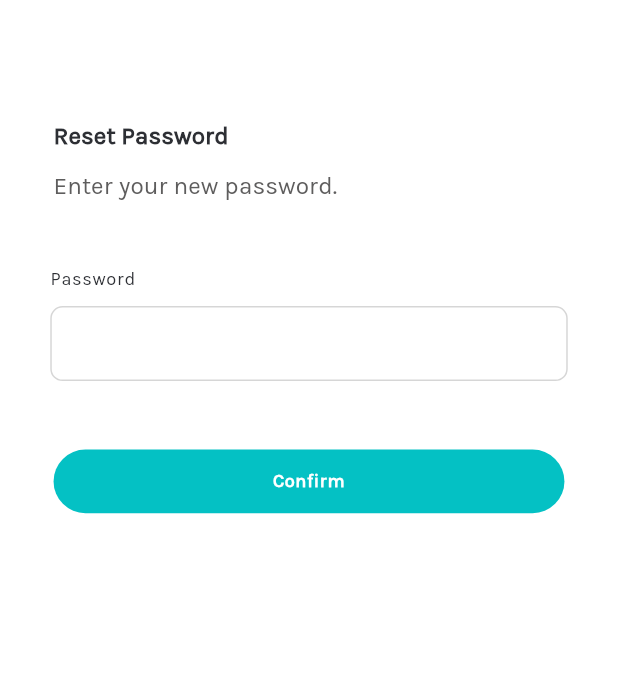
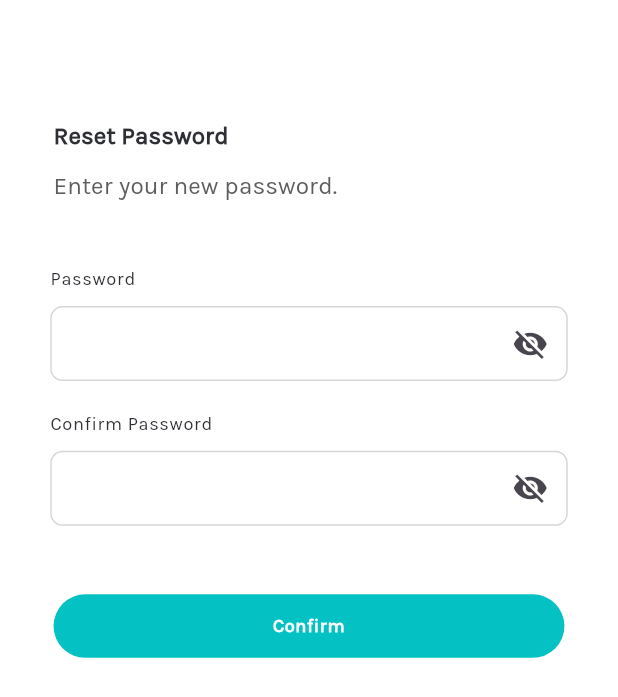
Before and after one commit to JesseZeph/flymedia, a Flutter app: the ResetPassword screen opened directly, on a phone screen of 412 x 824 dp. Shown: the top 697 px of the screen. Run offline on Flutter 3.47's test engine with Material 3 defaults, Android fonts, the phone set to English and light mode, and no system bars; drawn by our look-alikes of loading_overlay; our stand-ins replace cloud_firestore, easy_refresh, file_picker, firebase_auth, firebase_core, firebase_storage and 21 more; missing offline and left inert: background_downloader, dart_jsonwebtoken, flutter_tawk; accounts and stored records are empty; project files that could hold a hidden picture were left out.

Commit message:
bug fixes

```diff
--- a/lib/services/helpers/forgot_password_helper.dart
+++ b/lib/services/helpers/forgot_password_helper.dart
@@ -104,7 +104,7 @@ class ForgotPasswordHelper extends ChangeNotifier {
 
         await prefs.setString('token', decodedResponse['userToken']);
         await prefs.setString('userId', decodedResponse['_id']);
-        await prefs.setString('uid', decodedResponse['uid']);
+        // await prefs.setString('uid', decodedResponse['uid']);
         await prefs.setString('profile', decodedResponse['profile']);
         await prefs.setString('fullname', decodedResponse['fullname']);
         await prefs.setInt('selectedContainer', container);
--- a/lib/src/authentication/clientAuth/sign_up/signup.dart
+++ b/lib/src/authentication/clientAuth/sign_up/signup.dart
@@ -28,6 +28,8 @@ class _SignUpState extends State<SignUp> {
   final fullname = TextEditingController();
   final email = TextEditingController();
   final password = TextEditingController();
+  final confirmPassword = TextEditingController();
+
   bool agreedToTerms = false;
 
   @override
@@ -82,6 +84,13 @@ class _SignUpState extends State<SignUp> {
           password: password,
         ),
         SizedBox(
+          height: 25.h,
+        ),
+        PasswordField(
+          text: 'Confirm Password',
+          password: confirmPassword,
+        ),
+        SizedBox(
           height: 40.h,
         ),
         Padding(
@@ -94,6 +103,10 @@ class _SignUpState extends State<SignUp> {
           height: 15.h,
         ),
         SignUpButton(onTap: () async {
+          if (password.text != confirmPassword.text) {
+            context.showError('Passwords do not match.');
+            return;
+          }
           if (fullname.text.isEmpty ||
               email.text.isEmpty ||
               password.text.isEmpty) {
--- a/lib/src/authentication/components/text_input_field.dart
+++ b/lib/src/authentication/components/text_input_field.dart
@@ -7,11 +7,12 @@ class TextInputField extends StatelessWidget {
   final String hintText;
   final void Function(String value) onChanged;
   final String? errorText;
-  final bool obscureText;
+  final bool? obscureText;
   final TextEditingController? controller;
   final TextInputType? inputType;
   final String? Function(String?)? validator;
   final double? width;
+  final Widget? suffixIcon;
 
   const TextInputField({
     super.key,
@@ -19,10 +20,11 @@ class TextInputField extends StatelessWidget {
     required this.onChanged,
     this.errorText,
     this.controller,
-    this.obscureText = false,
+    this.obscureText,
     this.validator,
     this.inputType,
     this.width,
+    this.suffixIcon,
   });
 
   @override
@@ -33,7 +35,7 @@ class TextInputField extends StatelessWidget {
       children: [
         Container(
           width: width ?? 325.w,
-          padding: EdgeInsets.symmetric(horizontal: 10.w),
+          padding: EdgeInsets.only(left: 10.w),
           decoration: BoxDecoration(
               border: Border.all(
                   width: 1,
@@ -41,11 +43,12 @@ class TextInputField extends StatelessWidget {
               borderRadius: BorderRadius.circular(8.r)),
           child: TextFormField(
             onChanged: onChanged,
-            obscureText: obscureText,
+            obscureText: obscureText ?? false,
             controller: controller,
             decoration: InputDecoration(
                 border: InputBorder.none,
                 hintText: hintText,
+                suffixIcon: suffixIcon,
                 hintStyle: Theme.of(context).textTheme.bodySmall?.copyWith(
                     fontSize: 14.sp,
                     color: AppColors.lightHintTextColor.withOpacity(0.5),
--- a/lib/src/authentication/forgotpassword/screens/reset_password.dart
+++ b/lib/src/authentication/forgotpassword/screens/reset_password.dart
@@ -1,5 +1,6 @@
 import 'package:flutter/material.dart';
 import 'package:flutter_screenutil/flutter_screenutil.dart';
+import 'package:flymedia_app/providers/login_provider.dart';
 import 'package:flymedia_app/services/helpers/forgot_password_helper.dart';
 import 'package:flymedia_app/src/authentication/components/text_input_field.dart';
 import 'package:flymedia_app/src/authentication/forgotpassword/screens/reset_successful.dart';
@@ -21,6 +22,7 @@ class ResetPassword extends StatefulWidget {
 
 class _ResetPasswordState extends State<ResetPassword> {
   TextEditingController newPasswordController = TextEditingController();
+  TextEditingController confirmNewPasswordController = TextEditingController();
 
   @override
   void dispose() {
@@ -34,7 +36,9 @@ class _ResetPasswordState extends State<ResetPassword> {
     return LoadingOverlay(
       isLoading: isloading,
       progressIndicator: const AlertLoader(message: 'Please wait'),
-      child: Scaffold(
+      child: Consumer<LoginNotifier>(
+        builder: ((context, loginNotifier, child) {
+          return Scaffold(
             backgroundColor: Colors.white,
             body: Center(
               child: Column(
@@ -59,15 +63,63 @@ class _ResetPasswordState extends State<ResetPassword> {
                   ),
                   Container(
                     width: 314.w,
-                padding: EdgeInsets.only(bottom: 35.h),
+                    padding: EdgeInsets.only(bottom: 20.h),
                     child: TextInputField(
                       controller: newPasswordController,
                       hintText: '',
+                      obscureText: loginNotifier.obscureText,
+                      suffixIcon: GestureDetector(
+                        onTap: () {
+                          loginNotifier.obscureText =
+                              !loginNotifier.obscureText;
+                        },
+                        child: GestureDetector(
+                            child: Icon(loginNotifier.obscureText
+                                ? Icons.visibility_off
+                                : Icons.visibility)),
+                      ),
+                      onChanged: (_) {},
+                    ),
+                  ),
+                  Container(
+                    width: 314.w,
+                    padding: EdgeInsets.only(bottom: 10.h),
+                    child: Align(
+                      alignment: Alignment.centerLeft,
+                      child: Text(
+                        'Confirm Password',
+                        style: Theme.of(context).textTheme.bodySmall?.copyWith(
+                            color: AppColors.mainTextColor, fontSize: 12.sp),
+                      ),
+                    ),
+                  ),
+                  Container(
+                    width: 314.w,
+                    padding: EdgeInsets.only(bottom: 35.h),
+                    child: TextInputField(
+                      controller: confirmNewPasswordController,
+                      hintText: '',
+                      obscureText: loginNotifier.obscureText,
+                      suffixIcon: GestureDetector(
+                        onTap: () {
+                          loginNotifier.obscureText =
+                              !loginNotifier.obscureText;
+                        },
+                        child: GestureDetector(
+                            child: Icon(loginNotifier.obscureText
+                                ? Icons.visibility_off
+                                : Icons.visibility)),
+                      ),
                       onChanged: (_) {},
                     ),
                   ),
                   GestureDetector(
                     onTap: () async {
+                      if (newPasswordController.text !=
+                          confirmNewPasswordController.text) {
+                        context.showError('Passwords do not match.');
+                        return;
+                      }
                       if (newPasswordController.text.isEmpty) {
                         context.showError('Enter new password.');
                         return;
@@ -98,6 +150,8 @@ class _ResetPasswordState extends State<ResetPassword> {
                 ],
               ),
             ),
+          );
+        }),
       ),
     );
   }
--- a/lib/src/authentication/influencerAuth/sign_up/signup.dart
+++ b/lib/src/authentication/influencerAuth/sign_up/signup.dart
@@ -28,6 +28,8 @@ class _SignUpState extends State<InfluencerSignUp> {
   final fullname = TextEditingController();
   final email = TextEditingController();
   final password = TextEditingController();
+  final confirmPassword = TextEditingController();
+
   bool agreedToTerms = false;
 
   @override
@@ -82,6 +84,13 @@ class _SignUpState extends State<InfluencerSignUp> {
           password: password,
         ),
         SizedBox(
+          height: 25.h,
+        ),
+        PasswordField(
+          text: 'Confirm Password',
+          password: confirmPassword,
+        ),
+        SizedBox(
           height: 40.h,
         ),
         Padding(
@@ -94,6 +103,10 @@ class _SignUpState extends State<InfluencerSignUp> {
           height: 15.h,
         ),
         InfluencerSignUpButton(onTap: () async {
+          if (password.text != confirmPassword.text) {
+            context.showError('Passwords do not match.');
+            return;
+          }
           if (fullname.text.isEmpty ||
               email.text.isEmpty ||
               password.text.isEmpty) {
```
Also changed, not shown: lib/services/state/app_state.dart (added, +13 -0 lines), lib/services/state/tooltip.dart (added, +37 -0 lines), lib/src/authentication/clientAuth/sign_in/sign_in_widget.dart (+9 -1 lines), lib/src/authentication/clientAuth/sign_up/passwordfield.dart (+26 -5 lines), lib/src/authentication/influencerAuth/sign_in/sign_in_widget.dart (+9 -1 lines). Lines whose indentation alone changed are shown as unchanged.
